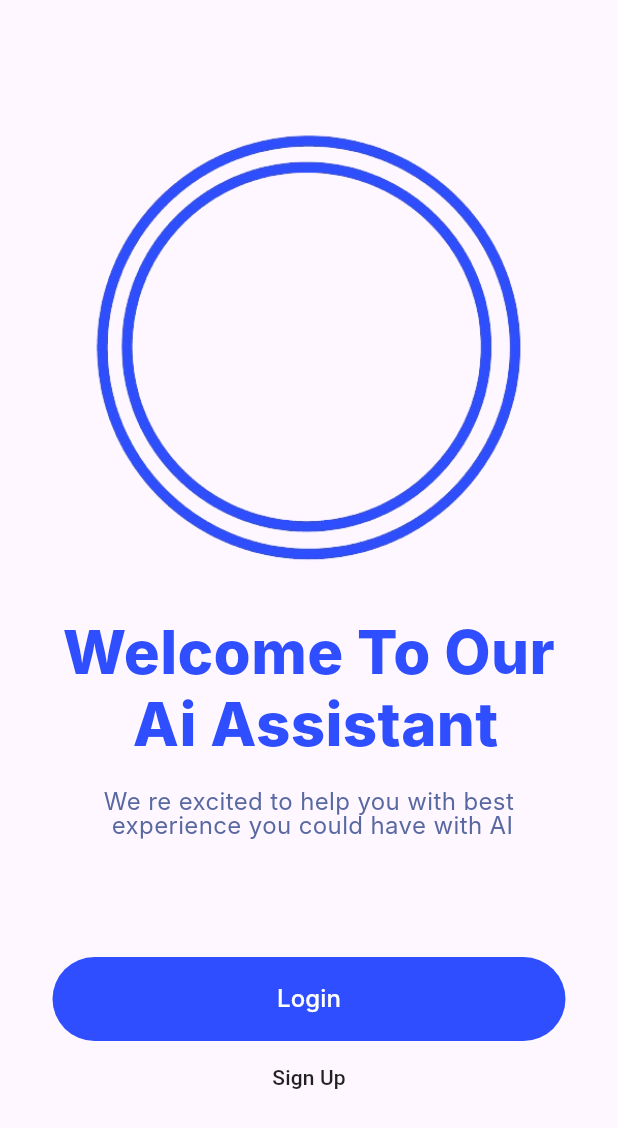
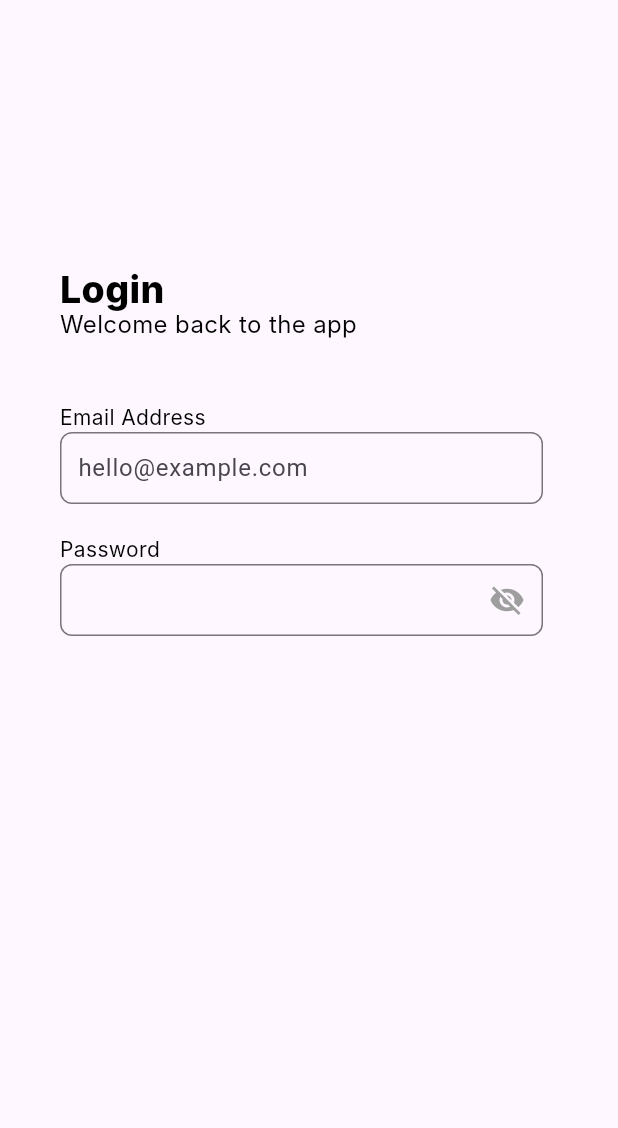
Before and after one commit to anashatem46/Ai-Assistant, a Flutter app: the screen it shows after launch, on a phone screen of 412 x 824 dp. Shown: the top 1128 px of the screen. Run offline on Flutter 3.47's test engine with Material 3 defaults, Android fonts, the phone set to English and light mode, and no system bars; our stand-ins replace google_fonts; Roboto replaces fonts that are missing (Inter).

Commit message:
change to Statful & add scoend page

```diff
--- a/lib/main.dart
+++ b/lib/main.dart
@@ -4,97 +4,156 @@ import 'package:google_fonts/google_fonts.dart';
 void main() {
   runApp(MyApp());
 }
+class MyApp extends StatefulWidget {
+   MyApp({super.key});
 
-class MyApp extends StatelessWidget {
-  void onPressed() {
-    print('Button Pressed');
+  @override
+  State<MyApp> createState() => _MyAppState();
 }
+
+
+
+class _MyAppState extends State<MyApp> {
+  get onPressed => null;
+  bool _showPassword = true;
+
   @override
   Widget build(BuildContext context) {
     return MaterialApp(
       title: 'Flutter Demo',
       home: Scaffold(
         body: Container(
-            child: Column(
+          child:  Column(
             children: [
               Container(
-              alignment: Alignment.center,
-              margin: const EdgeInsets.only(top:60,),
-              width: 350,
-              height: 350,
-              child: Image.asset(
-                'assets/images/App_logo.png',
-                width: 500,
+
+                alignment: Alignment.bottomLeft,
+                margin: const EdgeInsets.only(top: 180.0, left: 40.0), // Use double precision
+                child: const Column(
+                  crossAxisAlignment: CrossAxisAlignment.start,
+
+                  children: [
+                    Text(
+                      'Login',
+
+                      textAlign: TextAlign.right,
+                      style: TextStyle(
+                        color: Colors.black,
+                        fontSize: 25.0,
+                        fontFamily: 'Inter',
+                        fontWeight: FontWeight.w800,
+                        height: 1.0,
+
                       ),
                     ),
+                    Text(
+                      'Welcome back to the app',
+                      textAlign: TextAlign.right,
 
-            Container(
-              alignment: Alignment.center,
-              margin: const EdgeInsets.only(bottom:20,),
-              child: const Text(
-                'Welcome To Our \n Ai Assistant',
-                textAlign: TextAlign.center,
                       style: TextStyle(
-                  color: Color(0xFF2F4EFF),
-                  fontSize: 40,
-                  fontFamily: 'Inter',
-                  fontWeight: FontWeight.w800,
-                  height: 0,
-                ),
-              ),
-            ),
-            Container(
-              margin: const EdgeInsets.only(bottom:80,),
-              child: const Text(
-                'We re excited to help you with best \n experience you could have with AI ',
-
-                textAlign: TextAlign.center,
-                style: TextStyle(
-                  color: Color(0xFF5868A1),
+                        color: Colors.black,
                         fontSize: 16,
                         fontFamily: 'Inter',
                         fontWeight: FontWeight.w400,
-                  height: 1,
-                ),
-              ),
-            ),
 
-           MaterialButton(onPressed: onPressed , child: Container(
-             width: 342,
-             height: 56,
-             padding: const EdgeInsets.symmetric(horizontal: 12, vertical: 16),
-             decoration: ShapeDecoration(
-               color: Color(0xFF2F4EFF),
-               shape: RoundedRectangleBorder(
-                 borderRadius: BorderRadius.circular(32),
-               ),
-             ),
-             child: const Row(
-               mainAxisSize: MainAxisSize.min,
-               mainAxisAlignment: MainAxisAlignment.center,
-               crossAxisAlignment: CrossAxisAlignment.center,
-               children: [
-                 SizedBox(
-                   width: 160,
-                   child: Text(
-                     'Login',
-                     textAlign: TextAlign.center,
-                     style: TextStyle(
-                       color: Colors.white,
-                       fontSize: 16,
-                       fontFamily: 'Inter',
-                       fontWeight: FontWeight.w500,
-                       height: 0.06,
-                     ),
                       ),
                     ),
                   ],
                 ),
               ),
+
+              Container(
+                alignment: Alignment.bottomLeft,
+                  margin: const EdgeInsets.only(top: 40.0, left:40.0,right: 50), // Use double precision
+                  child:  Column(
+                    crossAxisAlignment: CrossAxisAlignment.start,
+
+                    children: [
+                      const Text(
+                        'Email Address',
+
+                        textAlign: TextAlign.right,
+                        style: TextStyle(
+                          color: Colors.black,
+                          fontSize: 14,
+                          fontFamily: 'Inter',
+                          fontWeight: FontWeight.w400,
+
                         ),
-           MaterialButton(onPressed: onPressed , child: Text('Sign Up'),),
+                        ),
+                      TextField(
+                        decoration: InputDecoration(
+                          border: OutlineInputBorder(
+                            borderRadius: BorderRadius.circular(8.0),
+                            borderSide: BorderSide(color: Colors.grey),
+                          ),
+                          hintText: 'hello@example.com', // Placeholder text
+                          //isDense: true, // Compact text field for a cleaner look
+                          contentPadding: EdgeInsets.all(8.0), // Adjust content padding
+                        ),
+                        keyboardType: TextInputType.emailAddress, // Set keyboard type for email input
+                      ),
+
+
+
                     ],
-        )),
+                  ),
+                ),
+              Container(
+                alignment: Alignment.bottomLeft,
+                margin: const EdgeInsets.only(top: 20.0, left:40.0,right: 50), // Use double precision
+                child:  Column(
+                  crossAxisAlignment: CrossAxisAlignment.start,
+
+                  children: [
+                    const Text(
+                      'Password',
+
+                      textAlign: TextAlign.right,
+                      style: TextStyle(
+                        color: Colors.black,
+                        fontSize: 14,
+                        fontFamily: 'Inter',
+                        fontWeight: FontWeight.w400,
+                      ),
+                    ),
+
+
+
+                    TextField(
+                      decoration: InputDecoration(
+
+                        border: OutlineInputBorder(
+                          borderRadius: BorderRadius.circular(8.0),
+                          borderSide: BorderSide(color: Colors.grey),
+                        ),
+                        contentPadding: EdgeInsets.all(8.0),
+                        suffixIcon: IconButton(
+                          icon: Icon(
+                            _showPassword ? Icons.visibility_off : Icons.visibility,
+                            color: Colors.grey,
+                          ),
+                          onPressed: () {
+                            setState(() {
+                              _showPassword = !_showPassword;
+                            });
+                          },
+                        ),
+                      ),
+                      obscureText: _showPassword,
+                    ),
+
+
+
+
+                  ],
+                ),
+              ),
+
+
+            ],
+          ),
+        ),
       ),
     );
   }
```
Also changed, not shown: lib/login/login.dart (added, +107 -0 lines). Lines whose indentation alone changed are shown as unchanged.
